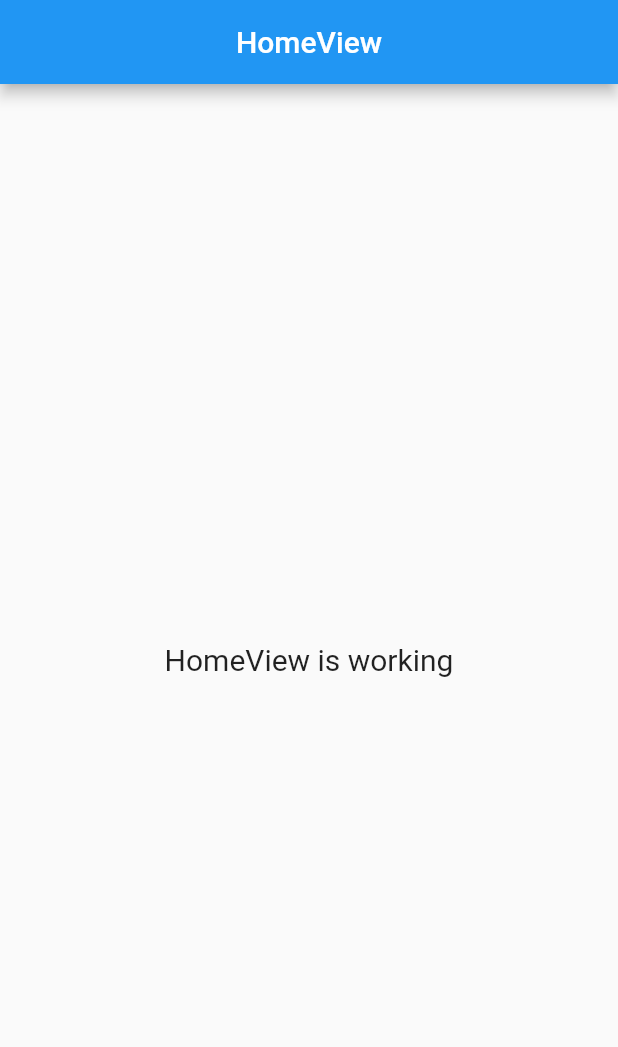
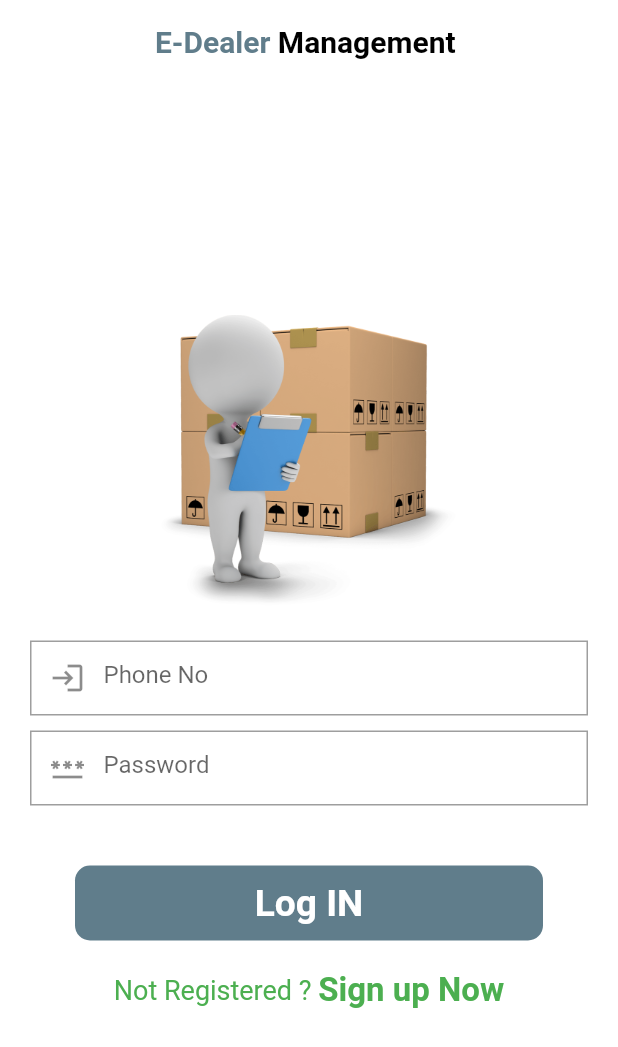
Before and after one commit to mostofashawon/e_dealer, a Flutter app: the screen it shows after launch, on a phone screen of 412 x 824 dp. Shown: the top 1047 px of the screen. Run offline on Flutter 3.47's test engine with Material 2 defaults, Android fonts, the phone set to English and light mode, and no system bars; our stand-ins replace get.

Commit message:
first commit

```diff
--- /dev/null
+++ b/lib/app/modules/sign_in/sign_in_screen.dart
@@ -0,0 +1,139 @@
+import 'package:e_dealer/app/modules/sign_up/sign_up_screen.dart';
+import 'package:flutter/material.dart';
+import 'package:get/get.dart';
+
+class SignInScreen extends StatelessWidget {
+  const SignInScreen({super.key});
+
+  @override
+  Widget build(BuildContext context) {
+    var screenHeight = MediaQuery.of(context).size.height;
+    var screenWidth = MediaQuery.of(context).size.width;
+    return Scaffold(
+      backgroundColor: Colors.white,
+      appBar: AppBar(
+        elevation: 0.0,
+        backgroundColor: Colors.white,
+        centerTitle: true,
+        title: Row(
+          mainAxisAlignment: MainAxisAlignment.center,
+          children: [
+            Text(
+              "E-Dealer ",
+              style: TextStyle(
+                fontWeight: FontWeight.w700,
+                color: Colors.blueGrey,
+              ),
+            ),
+            Text(
+              "Management ",
+              style: TextStyle(
+                fontWeight: FontWeight.w700,
+                color: Colors.black,
+              ),
+            ),
+          ],
+        ),
+      ),
+      body: Center(
+        child: Padding(
+          padding: const EdgeInsets.symmetric(horizontal: 20),
+          child: Column(
+            mainAxisAlignment: MainAxisAlignment.center,
+            children: [
+              Container(
+                height: 200,
+                width: 200,
+                child: Image.asset("assets/images/dealer.png"),
+              ),
+              SizedBox(
+                height: 20,
+              ),
+              signin_field(
+                "Phone No",
+                Icon(
+                  Icons.login,
+                ),
+              ),
+              signin_field(
+                "Password",
+                Icon(
+                  Icons.password,
+                ),
+              ),
+              Container(
+                margin: EdgeInsets.only(
+                  left: 30,
+                  right: 30,
+                  top: 30,
+                ),
+                height: 50,
+                decoration: BoxDecoration(
+                  borderRadius: BorderRadius.circular(10),
+                  color: Colors.blueGrey,
+                ),
+                child: Center(
+                  child: Text(
+                    "Log IN",
+                    style: TextStyle(
+                      fontWeight: FontWeight.bold,
+                      color: Colors.white,
+                      fontSize: screenHeight * 0.030,
+                    ),
+                  ),
+                ),
+              ),
+              SizedBox(
+                height: 20,
+              ),
+              Row(
+                mainAxisAlignment: MainAxisAlignment.center,
+                children: [
+                  Text(
+                    "Not Registered ? ",
+                    style: TextStyle(
+                      fontSize: 18,
+                      color: Colors.green,
+                    ),
+                  ),
+                  InkWell(
+                    onTap: () {
+                      Get.to(() => SignUpScreen());
+                    },
+                    child: Text(
+                      "Sign up Now",
+                      style: TextStyle(
+                        fontWeight: FontWeight.bold,
+                        fontSize: 22,
+                        color: Colors.green,
+                      ),
+                    ),
+                  ),
+                ],
+              ),
+            ],
+          ),
+        ),
+      ),
+    );
+  }
+
+  Widget signin_field(hintTxt, iconsymble) {
+    return Container(
+      margin: EdgeInsets.only(bottom: 10),
+      decoration: BoxDecoration(
+        border: Border.all(
+          width: 1,
+          color: Colors.grey,
+        ),
+      ),
+      child: TextFormField(
+        decoration: InputDecoration(
+          prefixIcon: iconsymble,
+          border: InputBorder.none,
+          hintText: hintTxt,
+        ),
+      ),
+    );
+  }
+}
--- a/lib/app/routes/app_pages.dart
+++ b/lib/app/routes/app_pages.dart
@@ -1,3 +1,5 @@
+import 'package:e_dealer/app/modules/sign_in/sign_in_screen.dart';
+import 'package:e_dealer/app/modules/sign_up/sign_up_screen.dart';
 import 'package:get/get.dart';
 
 import 'package:e_dealer/app/modules/home/bindings/home_binding.dart';
@@ -8,7 +10,7 @@ part 'app_routes.dart';
 class AppPages {
   AppPages._();
 
-  static const INITIAL = Routes.HOME;
+  static const INITIAL = Routes.SIGN_IN;
 
   static final routes = [
     GetPage(
@@ -16,5 +18,15 @@ class AppPages {
       page: () => HomeView(),
       binding: HomeBinding(),
     ),
+    GetPage(
+      name: _Paths.SIGN_IN,
+      page: () => SignInScreen(),
+      // binding: HomeBinding(),
+    ),
+    GetPage(
+      name: _Paths.SIGN_UP,
+      page: () => SignUpScreen(),
+      // binding: HomeBinding(),
+    ),
   ];
 }
--- a/lib/app/routes/app_routes.dart
+++ b/lib/app/routes/app_routes.dart
@@ -5,8 +5,12 @@ abstract class Routes {
   Routes._();
 
   static const HOME = _Paths.HOME;
+  static const SIGN_IN = _Paths.SIGN_IN;
+  static const SIGN_UP = _Paths.SIGN_UP;
 }
 
 abstract class _Paths {
   static const HOME = '/home';
+  static const SIGN_IN = '/sign-in';
+  static const SIGN_UP = '/sign-up';
 }
--- a/lib/main.dart
+++ b/lib/main.dart
@@ -7,6 +7,7 @@ import 'app/routes/app_pages.dart';
 void main() {
   runApp(
     GetMaterialApp(
+      debugShowCheckedModeBanner: false,
       title: "Application",
       initialRoute: AppPages.INITIAL,
       getPages: AppPages.routes,
--- a/pubspec.yaml
+++ b/pubspec.yaml
@@ -3,10 +3,11 @@ version: 1.0.0+1
 publish_to: none
 description: A new Flutter project.
 environment:
-  sdk: '>=2.18.5 <3.0.0'
+  sdk: ">=2.18.5 <3.0.0"
 
 dependencies:
   cupertino_icons: ^1.0.2
+  # google_fonts: ^4.0.3
   get: 4.6.5
   flutter:
     sdk: flutter
@@ -18,3 +19,6 @@ dev_dependencies:
 
 flutter:
   uses-material-design: true
+
+  assets:
+    - assets/images/
```
Also changed, not shown: lib/app/modules/sign_up/sign_up_screen.dart (added, +246 -0 lines), assets/images/dealer.png (added), pubspec.lock.
